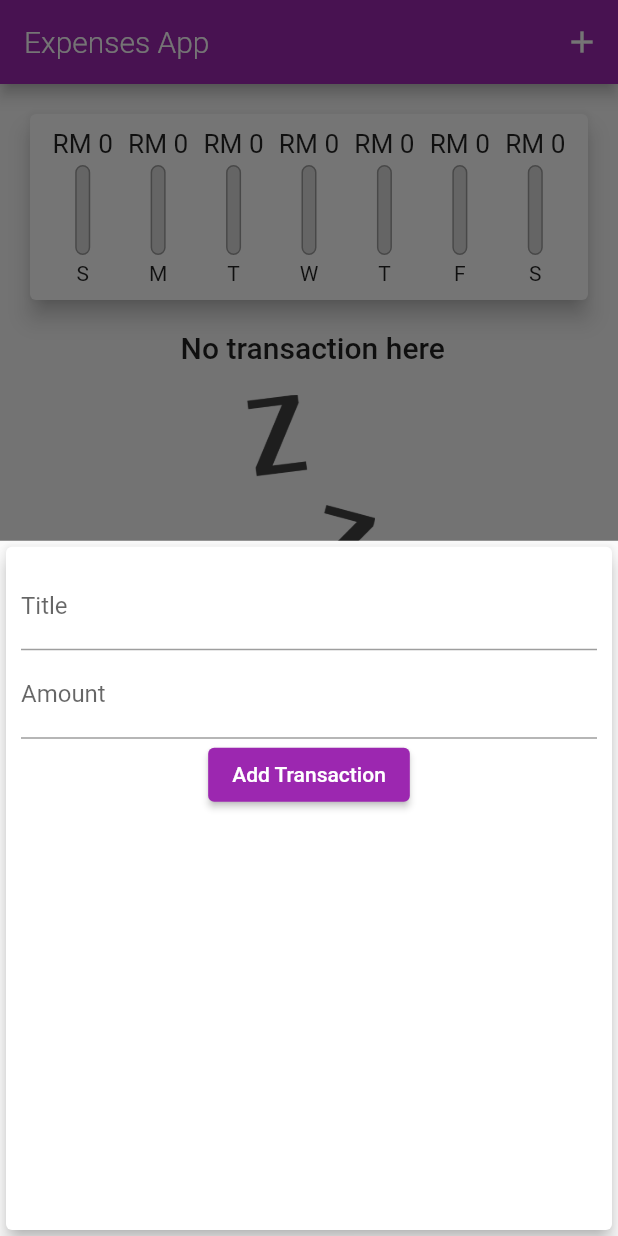
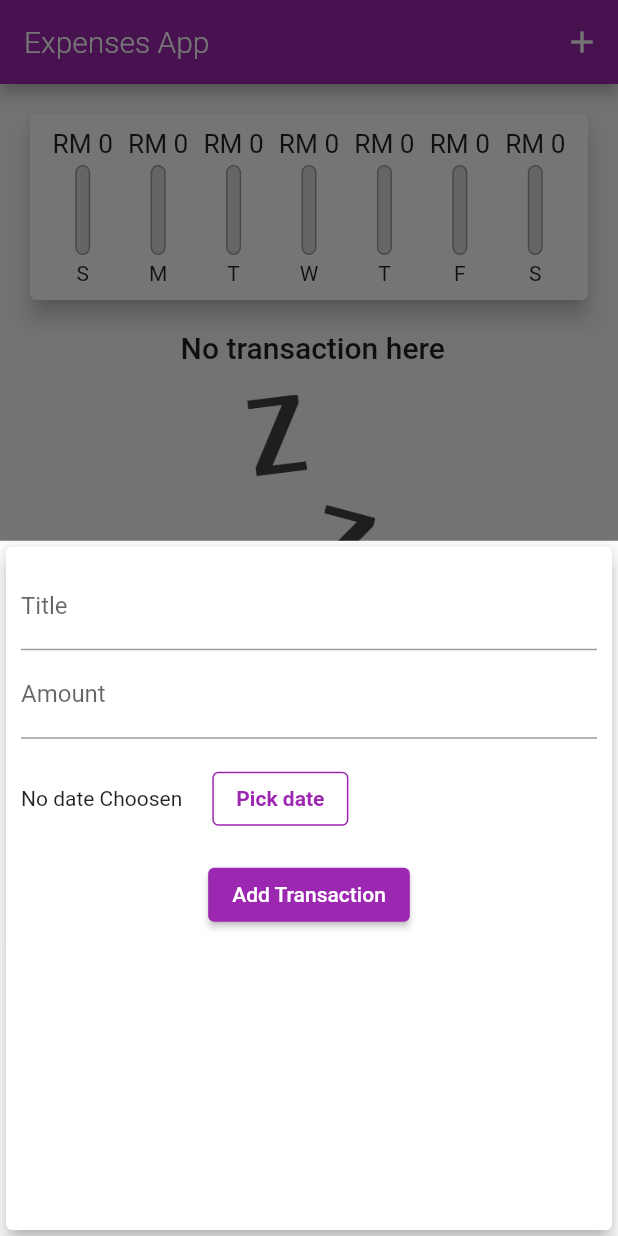
Before and after one commit to walidwazini/Flutter-ExpensesApp-1, a Flutter app: the screen it shows after launch, after a tap on the "add" icon, on a phone screen of 412 x 824 dp. Run offline on Flutter 3.47's test engine with Material 2 defaults, Android fonts, the phone set to English and light mode, and no system bars; Roboto replaces fonts that are missing (Quicksand).

Commit message:
Pick date button

```diff
--- a/lib/widgets/new_transaction.dart
+++ b/lib/widgets/new_transaction.dart
@@ -51,6 +51,24 @@ class _NewTransactionState extends State<NewTransaction> {
               onSubmitted: (_) => submitData(),
               //onChanged: (val) => amountInput = val,
             ),
+            Container(
+              height: 80,
+              child: Row( children: [
+                Text('No date Choosen'),
+                SizedBox(width: 20,),
+                OutlinedButton(
+                  style: OutlinedButton.styleFrom(
+                      primary: Colors.purple,
+                      side: BorderSide( color: Theme.of(context).primaryColor)
+                  ),
+                  child: Text(
+                    'Pick date',
+                    style: TextStyle(fontWeight: FontWeight.bold),
+                  ),
+                  onPressed: (){},
+                )
+              ],),
+            ),
             ElevatedButton(
               child: Text('Add Transaction'),
               onPressed: submitData,
```
